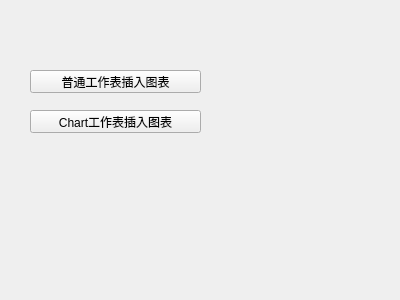
mahuifa/QMDemo, file XlsxDemo/TestXlsx/test4.ui: the form before one commit.
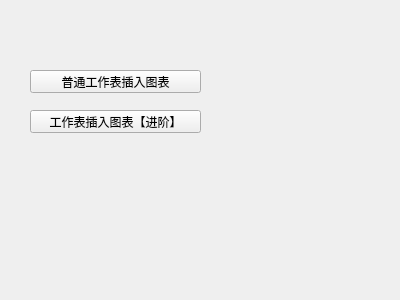
The form after the commit.

Commit message:
新功能：XlsxDemo Test4完成图表设置进阶功能
    1、设置【图例】位置；
    2、设置图表【标题】；
    3、打开图表网格线；
    4、行列交换标头；
    5、设置插入的数据范围是否包含标题；
    6、插入图表，引用其它工作表数据。

The edit to the form file:
```diff
--- a/XlsxDemo/TestXlsx/test4.ui
+++ b/XlsxDemo/TestXlsx/test4.ui
@@ -36,7 +36,7 @@
     </rect>
    </property>
    <property name="text">
-    <string>Chart工作表插入图表</string>
+    <string>工作表插入图表【进阶】</string>
    </property>
   </widget>
  </widget>
```
The commit also changes 2 other files.
